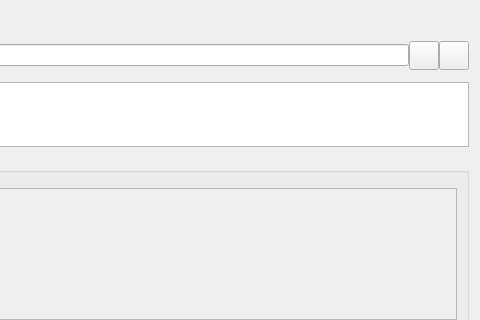
qtumproject/qtum, file src/qt/forms/sendtocontract.ui: the form before one commit; both pictures show x 209 to 689 and y 0 to 320 of the 689 by 583 pixel window.
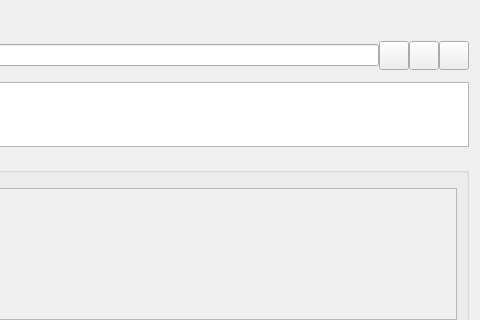
The form after the commit. Custom widgets are drawn as their Qt base class.

Commit message: Add paste contract address button.

Patch:
```diff
--- a/src/qt/forms/sendtocontract.ui
+++ b/src/qt/forms/sendtocontract.ui
@@ -111,19 +111,6 @@
            <item>
             <widget class="QValidatedLineEdit" name="lineEditContractAddress"/>
            </item>
-           <item>
-            <widget class="QToolButton" name="saveInfoButton">
-             <property name="text">
-              <string/>
-             </property>
-             <property name="iconSize">
-              <size>
-               <width>22</width>
-               <height>22</height>
-              </size>
-             </property>
-            </widget>
-           </item>
            <item>
             <widget class="QToolButton" name="loadInfoButton">
              <property name="text">
@@ -137,6 +124,32 @@
              </property>
             </widget>
            </item>
+           <item>
+            <widget class="QToolButton" name="pasteAddressButton">
+             <property name="text">
+              <string/>
+             </property>
+             <property name="iconSize">
+              <size>
+               <width>22</width>
+               <height>22</height>
+              </size>
+             </property>
+            </widget>
+           </item>
+           <item>
+            <widget class="QToolButton" name="saveInfoButton">
+             <property name="text">
+              <string/>
+             </property>
+             <property name="iconSize">
+              <size>
+               <width>22</width>
+               <height>22</height>
+              </size>
+             </property>
+            </widget>
+           </item>
           </layout>
          </item>
         </layout>
@@ -415,21 +428,21 @@
   </layout>
  </widget>
  <customwidgets>
-  <customwidget>
-   <class>AddressField</class>
-   <extends>QComboBox</extends>
-   <header>addressfield.h</header>
-  </customwidget>
-  <customwidget>
-   <class>QValidatedTextEdit</class>
-   <extends>QTextEdit</extends>
-   <header>qvalidatedtextedit.h</header>
-  </customwidget>
   <customwidget>
    <class>QValidatedLineEdit</class>
    <extends>QLineEdit</extends>
    <header>qvalidatedlineedit.h</header>
   </customwidget>
+  <customwidget>
+   <class>QValidatedTextEdit</class>
+   <extends>QTextEdit</extends>
+   <header>qvalidatedtextedit.h</header>
+  </customwidget>
+  <customwidget>
+   <class>AddressField</class>
+   <extends>QComboBox</extends>
+   <header>addressfield.h</header>
+  </customwidget>
   <customwidget>
    <class>BitcoinAmountField</class>
    <extends>QLineEdit</extends>
```
The commit also changes 5 other files.
